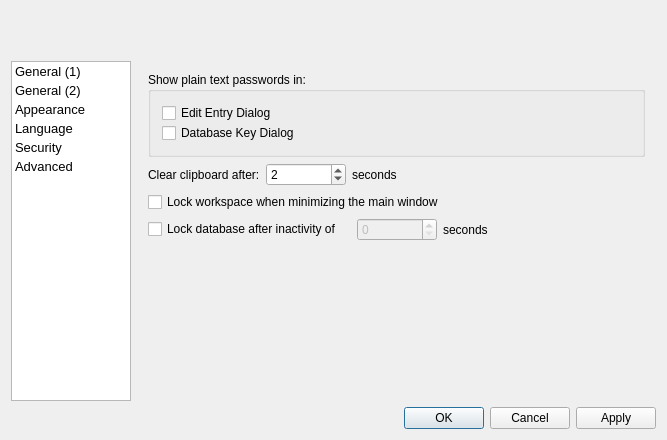
Old version of the form src/forms/SettingsDlg.ui in the repository abbot/keepassx.
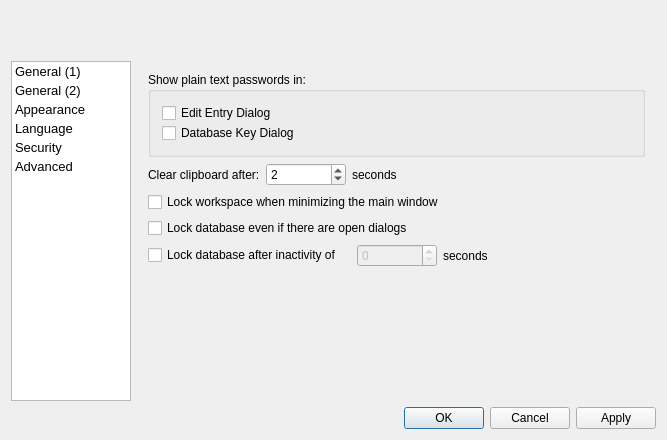
New version of the form. The open tabs and pages were chosen to show the change. Custom widgets are drawn as their Qt base class.

Commit message: "Lock with dialogs" option: lock workspace even if there are open dialog windows.

Diff of the .ui file:
```diff
--- a/src/forms/SettingsDlg.ui
+++ b/src/forms/SettingsDlg.ui
@@ -963,6 +963,13 @@
            </property>
           </widget>
          </item>
+         <item>
+          <widget class="QCheckBox" name="CheckBox_LockDialogs">
+           <property name="text">
+            <string>Lock database even if there are open dialogs</string>
+           </property>
+          </widget>
+         </item>
          <item>
           <layout class="QHBoxLayout" name="_30">
            <item>
```
Left out of the diff: 2 changed lines with no effect on the pictures. The commit also changes 5 other files.
